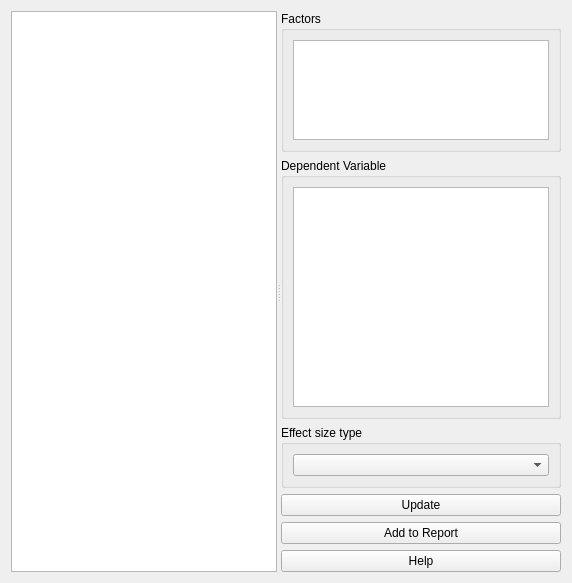
Qt form tse_analytics/views/analysis/one_way_anova/one_way_anova_widget.ui (TSE-Systems/tse-analytics) before a commit.
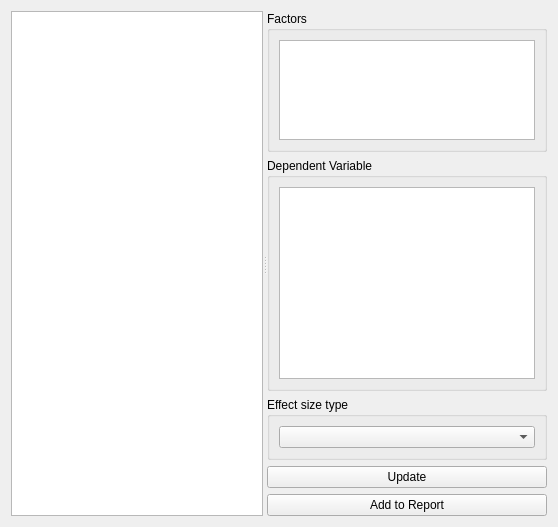
The same form after that commit. Icons and pictures are not drawn. Custom widgets are drawn as their Qt base class.

```diff
--- a/tse_analytics/views/analysis/one_way_anova/one_way_anova_widget.ui
+++ b/tse_analytics/views/analysis/one_way_anova/one_way_anova_widget.ui
@@ -3,14 +3,6 @@
  <author>Anton Rau</author>
  <class>OneWayAnovaWidget</class>
  <widget class="QWidget" name="OneWayAnovaWidget">
-  <property name="geometry">
-   <rect>
-    <x>0</x>
-    <y>0</y>
-    <width>572</width>
-    <height>583</height>
-   </rect>
-  </property>
   <layout class="QVBoxLayout" name="verticalLayout">
    <item>
     <widget class="QSplitter" name="splitter">
@@ -108,17 +100,6 @@
          </property>
         </widget>
        </item>
-       <item>
-        <widget class="QPushButton" name="pushButtonHelp">
-         <property name="text">
-          <string>Help</string>
-         </property>
-         <property name="icon">
-          <iconset resource="../../../../resources/resources.qrc">
-           <normaloff>:/icons/icons8-help-16.png</normaloff>:/icons/icons8-help-16.png</iconset>
-         </property>
-        </widget>
-       </item>
       </layout>
      </widget>
     </widget>
```
